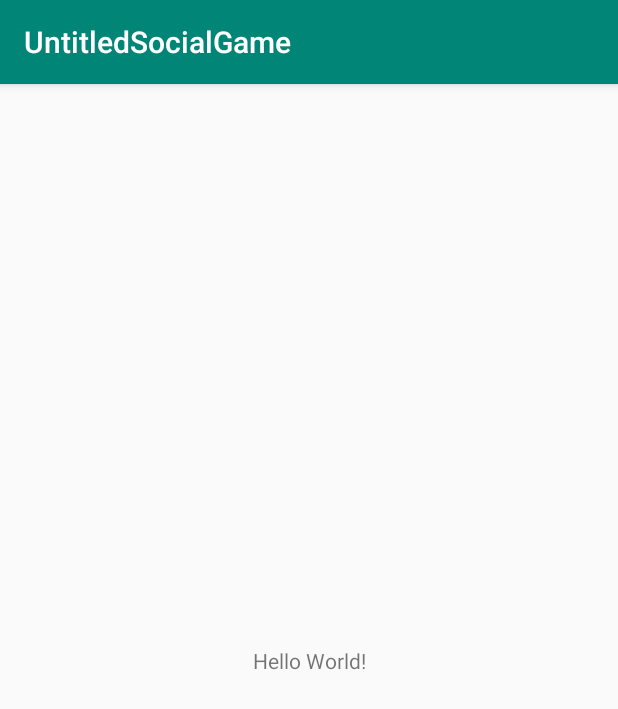
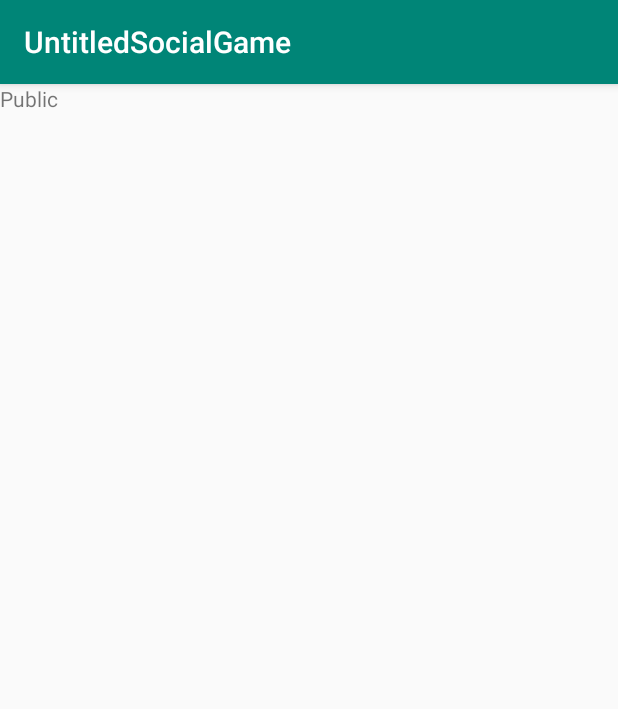
Before and after one commit to loen1995/UntitledSocialGame, an Android app: the screen it shows after launch (BootActivity before the commit, LoginActivity after it), on a phone screen of 412 x 824 dp. Shown: the top 709 px of the screen. Run offline under Robolectric (Android 15) with nearby library versions, the phone set to English and light mode, and no system bars; our stand-ins replace Firebase (no records; nobody signed in at launch, a user with empty details on screens opened directly).

Commit message:
Commit inicial con private y public bas ehecho para empezar a desarrollar

```diff
--- a/app/build.gradle
+++ b/app/build.gradle
@@ -31,6 +31,7 @@ dependencies {
     testImplementation 'junit:junit:4.12'
     androidTestImplementation 'androidx.test.ext:junit:1.1.0'
     androidTestImplementation 'androidx.test.espresso:espresso-core:3.1.1'
+    implementation 'com.google.android.gms:play-services-maps:17.0.0'
 
 }
 //Firebase
--- a/app/src/main/java/com/gimbernat/UntitledSocialGame/scenes/boot/BootActivity.java
+++ b/app/src/main/java/com/gimbernat/UntitledSocialGame/scenes/boot/BootActivity.java
@@ -2,16 +2,48 @@ package com.gimbernat.UntitledSocialGame.scenes.boot;
 
 import androidx.appcompat.app.AppCompatActivity;
 
+import android.content.Intent;
 import android.os.Bundle;
 
+import com.gimbernat.UntitledSocialGame.DataSources.SessionDataSource;
 import com.gimbernat.UntitledSocialGame.R;
+import com.gimbernat.UntitledSocialGame.scenes.login.LoginActivity;
+import com.gimbernat.UntitledSocialGame.scenes.map.MainMapActivity;
 
-public class BootActivity extends AppCompatActivity {
+
+interface IBootActivity {
+    void navigateToPublic();
+    void navigateToPrivate();
+}
+
+public class BootActivity extends AppCompatActivity implements IBootActivity {
     //test
     @Override
     protected void onCreate(Bundle savedInstanceState) {
         super.onCreate(savedInstanceState);
-        setContentView(R.layout.activity_main);
+        setContentView(R.layout.activity_boot);
+
+        if ( SessionDataSource.shared.isUserLogedIn()) {
+            this.navigateToPrivate();
+        } else {
+            this.navigateToPublic();
+        }
+
     }
 
+    @Override
+    public void navigateToPublic() {
+        //go to Login
+        Intent view = new Intent( BootActivity.this, LoginActivity.class);
+        view.setAction(Intent.ACTION_VIEW);
+        startActivity(view);
+    }
+
+    @Override
+    public void navigateToPrivate() {
+        // go to Map
+        Intent view = new Intent( BootActivity.this, MainMapActivity.class);
+        view.setAction(Intent.ACTION_VIEW);
+        startActivity(view);
+    }
 }
--- /dev/null
+++ b/app/src/main/java/com/gimbernat/UntitledSocialGame/scenes/login/LoginActivity.java
@@ -0,0 +1,16 @@
+package com.gimbernat.UntitledSocialGame.scenes.login;
+
+import androidx.appcompat.app.AppCompatActivity;
+
+import android.os.Bundle;
+
+import com.gimbernat.UntitledSocialGame.R;
+
+public class LoginActivity extends AppCompatActivity {
+
+    @Override
+    protected void onCreate(Bundle savedInstanceState) {
+        super.onCreate(savedInstanceState);
+        setContentView(R.layout.activity_login);
+    }
+}
--- /dev/null
+++ b/app/src/main/res/layout/activity_login.xml
@@ -0,0 +1,16 @@
+<?xml version="1.0" encoding="utf-8"?>
+<androidx.constraintlayout.widget.ConstraintLayout xmlns:android="http://schemas.android.com/apk/res/android"
+    xmlns:app="http://schemas.android.com/apk/res-auto"
+    xmlns:tools="http://schemas.android.com/tools"
+    android:layout_width="match_parent"
+    android:layout_height="match_parent"
+    tools:context=".scenes.login.LoginActivity">
+
+    <TextView
+        android:id="@+id/textView2"
+        android:layout_width="wrap_content"
+        android:layout_height="wrap_content"
+        android:text="@string/publicMain"
+        tools:layout_editor_absoluteX="135dp"
+        tools:layout_editor_absoluteY="147dp" />
+</androidx.constraintlayout.widget.ConstraintLayout>
--- a/app/src/main/res/values/strings.xml
+++ b/app/src/main/res/values/strings.xml
@@ -1,4 +1,5 @@
 <resources>
     <string name="app_name">UntitledSocialGame</string>
     <string name="title_activity_register_user">RegisterUserActivity</string>
+    <string name="publicMain">Public</string>
 </resources>
```
Also changed, not shown: app/src/main/AndroidManifest.xml (+5 -3 lines), app/src/main/java/com/gimbernat/UntitledSocialGame/MainActivity.java (deleted, +0 -14 lines), app/src/main/java/com/gimbernat/UntitledSocialGame/scenes/map/MainMapActivity.java (added, +16 -0 lines), app/src/main/java/com/gimbernat/UntitledSocialGame/scenes/register/RegisterUserPresenter.java (+12 -1 lines), app/src/main/res/layout/activity_main_map.xml (added, +15 -0 lines), app/src/main/res/layout/activity_boot.xml (renamed from app/src/main/res/layout/activity_main.xml).
